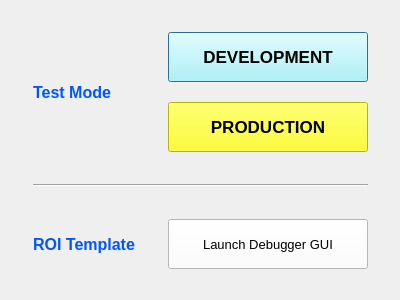
The window that layout/settings_box.ui (kaertech-dev/soniquemini_ledtest) describes before a commit, drawn with Qt 5.
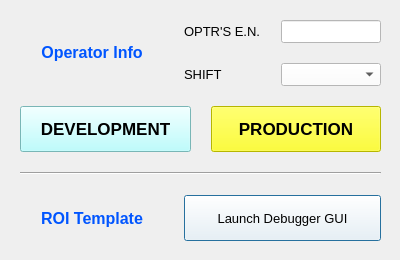
The same window after the commit.

Patch:
```diff
--- a/layout/settings_box.ui
+++ b/layout/settings_box.ui
@@ -10,7 +10,7 @@
     <x>0</x>
     <y>0</y>
     <width>400</width>
-    <height>300</height>
+    <height>260</height>
    </rect>
   </property>
   <property name="windowTitle">
@@ -22,7 +22,7 @@
      <x>0</x>
      <y>0</y>
      <width>401</width>
-     <height>301</height>
+     <height>261</height>
     </rect>
    </property>
    <layout class="QGridLayout" name="gridLayout">
@@ -42,85 +42,111 @@
      <number>20</number>
     </property>
     <item row="0" column="1">
-     <layout class="QVBoxLayout" name="verticalLayout_2">
-      <item>
-       <widget class="QPushButton" name="dev_button">
+     <layout class="QFormLayout" name="formLayout">
+      <item row="0" column="0">
+       <widget class="QLabel" name="label">
+        <property name="font">
+         <font>
+          <pointsize>10</pointsize>
+          <bold>false</bold>
+         </font>
+        </property>
+        <property name="text">
+         <string>OPTR'S E.N.</string>
+        </property>
+       </widget>
+      </item>
+      <item row="0" column="1">
+       <widget class="QLineEdit" name="oprtr_en_input">
         <property name="sizePolicy">
-         <sizepolicy hsizetype="Fixed" vsizetype="Fixed">
+         <sizepolicy hsizetype="Minimum" vsizetype="Fixed">
           <horstretch>0</horstretch>
           <verstretch>0</verstretch>
          </sizepolicy>
         </property>
+        <property name="minimumSize">
+         <size>
+          <width>80</width>
+          <height>0</height>
+         </size>
+        </property>
         <property name="maximumSize">
          <size>
-          <width>200</width>
-          <height>50</height>
+          <width>100</width>
+          <height>16777215</height>
          </size>
         </property>
         <property name="font">
          <font>
-          <pointsize>13</pointsize>
-          <bold>true</bold>
+          <pointsize>10</pointsize>
          </font>
         </property>
         <property name="styleSheet">
-         <string notr="true">background-color: rgb(170, 255, 255);</string>
+         <string notr="true">background-color: rgb(255, 255, 255);</string>
         </property>
+       </widget>
+      </item>
+      <item row="1" column="0">
+       <widget class="QLabel" name="label_8">
+        <property name="font">
+         <font>
+          <pointsize>10</pointsize>
+          <bold>false</bold>
+         </font>
+        </property>
         <property name="text">
-         <string>DEVELOPMENT</string>
+         <string>SHIFT</string>
         </property>
        </widget>
       </item>
-      <item>
-       <widget class="QPushButton" name="prod_button">
+      <item row="1" column="1">
+       <widget class="QComboBox" name="shift_input">
+        <property name="sizePolicy">
+         <sizepolicy hsizetype="Maximum" vsizetype="Fixed">
+          <horstretch>0</horstretch>
+          <verstretch>0</verstretch>
+         </sizepolicy>
+        </property>
+        <property name="minimumSize">
+         <size>
+          <width>100</width>
+          <height>0</height>
+         </size>
+        </property>
         <property name="maximumSize">
          <size>
-          <width>200</width>
-          <height>50</height>
+          <width>100</width>
+          <height>16777215</height>
          </size>
         </property>
         <property name="font">
          <font>
-          <pointsize>13</pointsize>
-          <bold>true</bold>
+          <pointsize>10</pointsize>
          </font>
         </property>
         <property name="styleSheet">
-         <string notr="true">background-color: rgb(255, 255, 0);</string>
+         <string notr="true">background-color: rgb(255, 255, 255);</string>
         </property>
-        <property name="text">
-         <string>PRODUCTION</string>
-        </property>
+        <item>
+         <property name="text">
+          <string/>
+         </property>
+        </item>
+        <item>
+         <property name="text">
+          <string>A</string>
+         </property>
+        </item>
+        <item>
+         <property name="text">
+          <string>B</string>
+         </property>
+        </item>
        </widget>
       </item>
      </layout>
     </item>
-    <item row="0" column="0">
-     <widget class="QLabel" name="label">
-      <property name="sizePolicy">
-       <sizepolicy hsizetype="Maximum" vsizetype="Minimum">
-        <horstretch>0</horstretch>
-        <verstretch>0</verstretch>
-       </sizepolicy>
-      </property>
-      <property name="font">
-       <font>
-        <pointsize>12</pointsize>
-        <bold>true</bold>
-       </font>
-      </property>
-      <property name="styleSheet">
-       <string notr="true">color: rgb(0, 85, 255);</string>
-      </property>
-      <property name="text">
-       <string>Test Mode</string>
-      </property>
-      <property name="alignment">
-       <set>Qt::AlignCenter</set>
-      </property>
-     </widget>
-    </item>
-    <item row="2" column="1">
+    <item row="3" column="1">
      <widget class="QPushButton" name="launchGUI_button">
       <property name="sizePolicy">
        <sizepolicy hsizetype="Minimum" vsizetype="Fixed">
@@ -148,7 +174,39 @@
       </property>
      </widget>
     </item>
-    <item row="2" column="0">
+    <item row="2" column="0" colspan="2">
+     <widget class="Line" name="line">
+      <property name="orientation">
+       <enum>Qt::Horizontal</enum>
+      </property>
+     </widget>
+    </item>
+    <item row="0" column="0">
+     <widget class="QLabel" name="label_7">
+      <property name="sizePolicy">
+       <sizepolicy hsizetype="Preferred" vsizetype="Maximum">
+        <horstretch>0</horstretch>
+        <verstretch>0</verstretch>
+       </sizepolicy>
+      </property>
+      <property name="font">
+       <font>
+        <pointsize>12</pointsize>
+        <bold>true</bold>
+       </font>
+      </property>
+      <property name="styleSheet">
+       <string notr="true">color: rgb(0, 85, 255);</string>
+      </property>
+      <property name="text">
+       <string>Operator Info</string>
+      </property>
+      <property name="alignment">
+       <set>Qt::AlignCenter</set>
+      </property>
+     </widget>
+    </item>
+    <item row="3" column="0">
      <widget class="QLabel" name="label_2">
       <property name="sizePolicy">
        <sizepolicy hsizetype="Preferred" vsizetype="Minimum">
@@ -174,11 +232,58 @@
      </widget>
     </item>
     <item row="1" column="0" colspan="2">
-     <widget class="Line" name="line">
-      <property name="orientation">
-       <enum>Qt::Horizontal</enum>
-      </property>
-     </widget>
+     <layout class="QHBoxLayout" name="horizontalLayout_2">
+      <item>
+       <widget class="QPushButton" name="dev_button">
+        <property name="sizePolicy">
+         <sizepolicy hsizetype="Fixed" vsizetype="Fixed">
+          <horstretch>0</horstretch>
+          <verstretch>0</verstretch>
+         </sizepolicy>
+        </property>
+        <property name="maximumSize">
+         <size>
+          <width>200</width>
+          <height>50</height>
+         </size>
+        </property>
+        <property name="font">
+         <font>
+          <pointsize>13</pointsize>
+          <bold>true</bold>
+         </font>
+        </property>
+        <property name="styleSheet">
+         <string notr="true">background-color: rgb(170, 255, 255);</string>
+        </property>
+        <property name="text">
+         <string>DEVELOPMENT</string>
+        </property>
+       </widget>
+      </item>
+      <item>
+       <widget class="QPushButton" name="prod_button">
+        <property name="maximumSize">
+         <size>
+          <width>200</width>
+          <height>50</height>
+         </size>
+        </property>
+        <property name="font">
+         <font>
+          <pointsize>13</pointsize>
+          <bold>true</bold>
+         </font>
+        </property>
+        <property name="styleSheet">
+         <string notr="true">background-color: rgb(255, 255, 0);</string>
+        </property>
+        <property name="text">
+         <string>PRODUCTION</string>
+        </property>
+       </widget>
+      </item>
+     </layout>
     </item>
    </layout>
   </widget>
```
